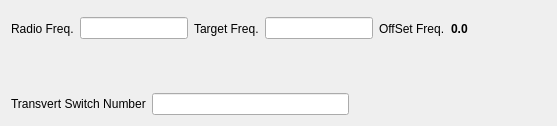
Old version of the form mqt/MqtRigControl/transvertsetupform.ui in the repository Rsclub22/Minos2-Mirror.
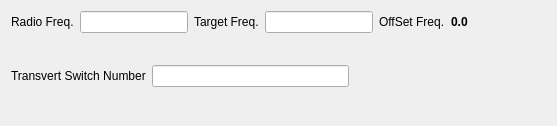
New version of the form.

```diff
--- a/mqt/MqtRigControl/transvertsetupform.ui
+++ b/mqt/MqtRigControl/transvertsetupform.ui
@@ -64,7 +64,6 @@
       <widget class="QLabel" name="offsetFreq">
        <property name="font">
         <font>
-         <weight>75</weight>
          <bold>true</bold>
         </font>
        </property>
@@ -159,6 +158,19 @@
      </item>
     </layout>
    </item>
+   <item>
+    <spacer name="verticalSpacer">
+     <property name="orientation">
+      <enum>Qt::Vertical</enum>
+     </property>
+     <property name="sizeHint" stdset="0">
+      <size>
+       <width>20</width>
+       <height>40</height>
+      </size>
+     </property>
+    </spacer>
+   </item>
   </layout>
  </widget>
  <resources/>
```
